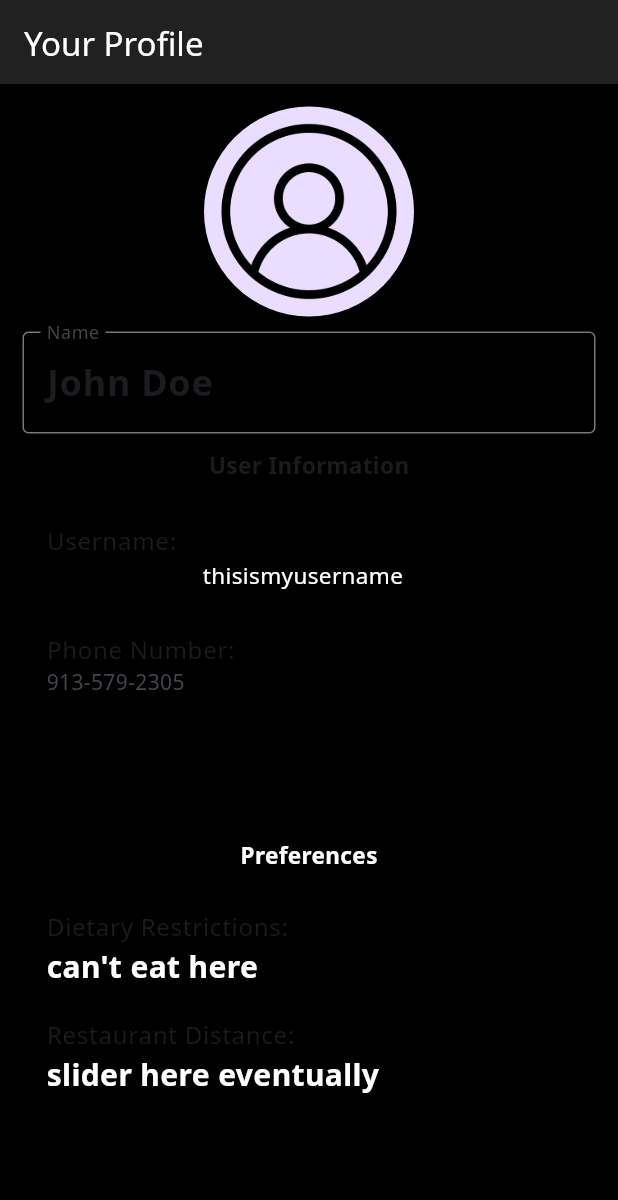
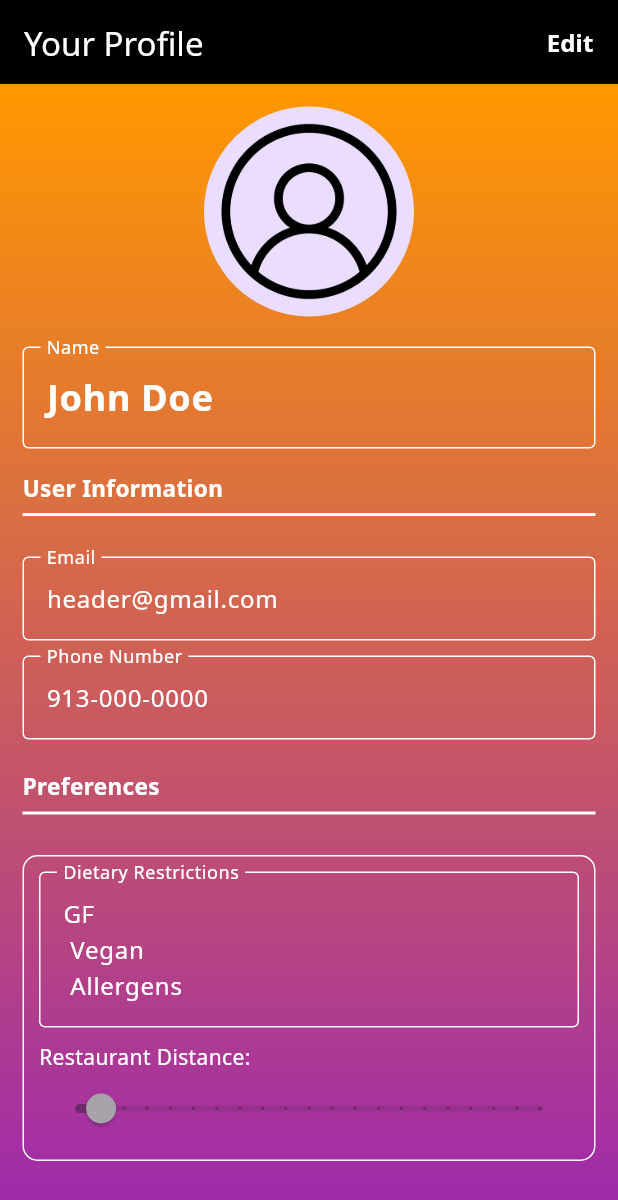
Before and after one commit to HoldenV/flavr, a Flutter app: the ProfileScreen screen opened directly, on a phone screen of 412 x 824 dp. Shown: the top 1200 px of the screen. Run offline on Flutter 3.47's test engine with Material 3 defaults, Android fonts, the phone set to English and light mode, and no system bars; our stand-ins replace cloud_firestore, firebase_auth, firebase_core, flutter_card_swiper, geolocator, google_fonts and 1 more; accounts and stored records are empty.

Commit message:
fixing format and adding default slider

```diff
--- a/lib/screens/profile.dart
+++ b/lib/screens/profile.dart
@@ -1,6 +1,4 @@
-//code for the profile page on the UI
-
-import 'package:flutter/material.dart'; //import statement for Flutter material package
+import 'package:flutter/material.dart'; // Import statement for Flutter material package
 
 class ProfileScreen extends StatefulWidget {
   const ProfileScreen({super.key});
@@ -9,25 +7,25 @@ class ProfileScreen extends StatefulWidget {
   State<ProfileScreen> createState() => _ProfileScreenState();
 }
 
-//New screen or just changes mode, flit around with
+class _ProfileScreenState extends State<ProfileScreen> {
+  bool isEditing = false; // Editing boolean
 
-class _ProfileScreenState extends State<ProfileScreen> {
-  bool isEditing = false; //track whether editing or viewing by user
-  final TextEditingController userName = TextEditingController(); //handle user input for username
-  final TextEditingController emailName = TextEditingController(); //handle user input for email
-  final TextEditingController phoneNumber = TextEditingController(); //handle user input for phone number
-  final TextEditingController foodRestrictions = TextEditingController(); //handle user input for food restrictions
+  final TextEditingController userName = TextEditingController();
+  final TextEditingController emailName = TextEditingController();
+  final TextEditingController phoneNumber = TextEditingController();
+  final TextEditingController foodRestrictions = TextEditingController();
+  double restaurantDistance = 10; // Slider value
 
   @override
   void initState() {
-    super.initState(); //default info from UI mock up
+    super.initState();
     userName.text = 'John Doe';
     emailName.text = 'header@gmail.com';
     phoneNumber.text = '913-000-0000';
     foodRestrictions.text = 'GF \n Vegan \n Allergens';
   }
 
-  void changeEdit() {
+  void toggleEdit() {
     setState(() {
       isEditing = !isEditing;
     });
@@ -35,101 +33,176 @@ class _ProfileScreenState extends State<ProfileScreen> {
 
   void saveProfile() {
     setState(() {
-      isEditing = false; //once saved bool = false
+      isEditing = false;
     });
-    ScaffoldMessenger.of(context).showSnackBar( //snackbar kinda like a pop up
-      SnackBar(content: Text('Profile Saved')),
+    ScaffoldMessenger.of(context).showSnackBar(
+      const SnackBar(content: Text('Profile Saved')),
     );
   }
 
   @override
   Widget build(BuildContext context) {
     return Scaffold(
+      backgroundColor: Colors.transparent,
       appBar: AppBar(
-        title: const Text('Your Profile'),
+        title: const Text('Your Profile', style: TextStyle(color: Colors.white)),
+        backgroundColor: Colors.black,
+        iconTheme: const IconThemeData(color: Colors.white),
+        actions: [
+          TextButton(
+            onPressed: isEditing ? saveProfile : toggleEdit,
+            child: Text(
+              isEditing ? 'Save' : 'Edit',
+              style: const TextStyle(color: Colors.white, fontSize: 16, fontWeight: FontWeight.bold),
+            ),
+          ),
+        ],
       ),
 
-      body: Padding(
-        padding: const EdgeInsets.all(15.0), //15 pixels
-        child: Column(
+      body: Container(
+        decoration: const BoxDecoration(
+          gradient: LinearGradient(
+            begin: Alignment.topCenter,
+            end: Alignment.bottomCenter,
+            colors: [Colors.orange, Colors.purple],
+          ),
+        ),
+        child: Padding(
+          padding: const EdgeInsets.all(15.0),
+          child: ListView(
             children: [
               const Center(
-              child: CircleAvatar( //circle for profile image to fill
+                child: CircleAvatar(
                   radius: 70,
                   backgroundImage: AssetImage('lib/assets/default_profile.png'),
-                //not loading correctly, try new path --> update pubspec.yaml assets to fix
-              )
+                ),
+              ),
+              const SizedBox(height: 20),
+
+              TextField(
+                controller: userName,
+                decoration: InputDecoration(
+                  labelText: 'Name',
+                  labelStyle: const TextStyle(color: Colors.white),
+                  border: const OutlineInputBorder(),
+                  enabledBorder: const OutlineInputBorder(
+                    borderSide: BorderSide(color: Colors.white),
+                  ),
+                  focusedBorder: const OutlineInputBorder(
+                    borderSide: BorderSide(color: Colors.white),
+                  ),
+                ),
+                style: const TextStyle(fontSize: 24, fontWeight: FontWeight.bold, color: Colors.white),
+                readOnly: !isEditing,
               ),
 
-            const SizedBox(height: 10), //space between pic and text for name
-            TextField (
-              controller: userName,
-              decoration: const InputDecoration(
-                labelText: 'Name', //label
-                border: OutlineInputBorder(),
-              ),
-              style: TextStyle(fontSize: 24, fontWeight: FontWeight.bold),
-            ),
-
-            //username will need to be updates in user.dart inside models folder as well
-            //need to also update authentication_state.dart inside providers
-            const SizedBox(height: 10),
+              const SizedBox(height: 15),
               const Text(
                 'User Information',
-              style: TextStyle(fontSize: 15, fontWeight: FontWeight.bold),
+                style: TextStyle(fontSize: 15, fontWeight: FontWeight.bold, color: Colors.white),
               ),
-            const Divider( //line to divide up sections
-              color: Colors.black, thickness: 2,
+              const Divider(color: Colors.white, thickness: 2),
+              const SizedBox(height: 20),
+
+              TextField(
+                controller: emailName,
+                decoration: InputDecoration(
+                  labelText: 'Email',
+                  labelStyle: const TextStyle(color: Colors.white),
+                  border: const OutlineInputBorder(),
+                  enabledBorder: const OutlineInputBorder(
+                    borderSide: BorderSide(color: Colors.white),
                   ),
-            Expanded(
-              child: ListView(
-                children: const [
-                  ListTile(
-                    title: Text('Username:'),
-                    subtitle: Text('thisismyusername',
-                    textAlign: TextAlign.center,
-                    style: TextStyle(fontSize: 15, color: Colors.white),
+                  focusedBorder: const OutlineInputBorder(
+                    borderSide: BorderSide(color: Colors.white),
                   ),
                 ),
-                  ListTile(
-                    title: Text('Phone Number:'),
-                    subtitle: Text('913-579-2305'),
-                  ),
-                ]
-              ),
+                style: const TextStyle(color: Colors.white),
+                readOnly: !isEditing,
               ),
 
               const SizedBox(height: 10),
+
+              TextField(
+                controller: phoneNumber,
+                decoration: InputDecoration(
+                  labelText: 'Phone Number',
+                  labelStyle: const TextStyle(color: Colors.white),
+                  border: const OutlineInputBorder(),
+                  enabledBorder: const OutlineInputBorder(
+                    borderSide: BorderSide(color: Colors.white),
+                  ),
+                  focusedBorder: const OutlineInputBorder(
+                    borderSide: BorderSide(color: Colors.white),
+                  ),
+                ),
+                style: const TextStyle(color: Colors.white),
+                readOnly: !isEditing,
+              ),
+
+              const SizedBox(height: 20),
               const Text(
                 'Preferences',
                 style: TextStyle(fontSize: 15, fontWeight: FontWeight.bold, color: Colors.white),
               ),
-            const Divider( //line to divide up sections
-              color: Colors.black, thickness: 2,
+              const Divider(color: Colors.white, thickness: 2),
+              const SizedBox(height: 20),
+
+              // Preferences Box with Border
+              Container(
+                padding: const EdgeInsets.all(10),
+                decoration: BoxDecoration(
+                  border: Border.all(color: Colors.white),
+                  borderRadius: BorderRadius.circular(10),
                 ),
-            Expanded(
-              child: ListView(
-                children: const [
-                  ListTile(
-                    title: Text('Dietary Restrictions:'),
-                    subtitle: Text(
-                      "can't eat here",
-                      style: TextStyle(fontSize: 20, fontWeight: FontWeight.bold, color: Colors.white),
+                child: Column(
+                  crossAxisAlignment: CrossAxisAlignment.start,
+                  children: [
+                    TextField(
+                      controller: foodRestrictions,
+                      decoration: InputDecoration(
+                        labelText: 'Dietary Restrictions',
+                        labelStyle: const TextStyle(color: Colors.white),
+                        border: const OutlineInputBorder(),
+                        enabledBorder: const OutlineInputBorder(
+                          borderSide: BorderSide(color: Colors.white),
+                        ),
+                        focusedBorder: const OutlineInputBorder(
+                          borderSide: BorderSide(color: Colors.white),
                         ),
                       ),
-                  ListTile(
-                    title: Text('Restaurant Distance:'),
-                    subtitle: Text(
-                      'slider here eventually',
-                      style: TextStyle(fontSize: 20, fontWeight: FontWeight.bold, color: Colors.white),
+                      style: const TextStyle(color: Colors.white),
+                      maxLines: 3,
+                      readOnly: !isEditing,
+                    ),
+                    const SizedBox(height: 10),
+
+                    // Slider with Label
+                    const Text(
+                      'Restaurant Distance:',
+                      style: TextStyle(color: Colors.white),
+                    ),
+                    Slider(
+                      value: restaurantDistance,
+                      min: 1,
+                      max: 200,
+                      divisions: 20,
+                      label: '${restaurantDistance.toInt()} miles',
+                      onChanged: isEditing
+                          ? (double value) {
+                              setState(() {
+                                restaurantDistance = value;
+                              });
+                            }
+                          : null,
+                    ),
+                  ],
                 ),
               ),
-                ]
+            ],
           ),
         ),
-          ]
       ),
-      )
     );
   }
 }
```
Lines whose indentation alone changed are shown as unchanged.
